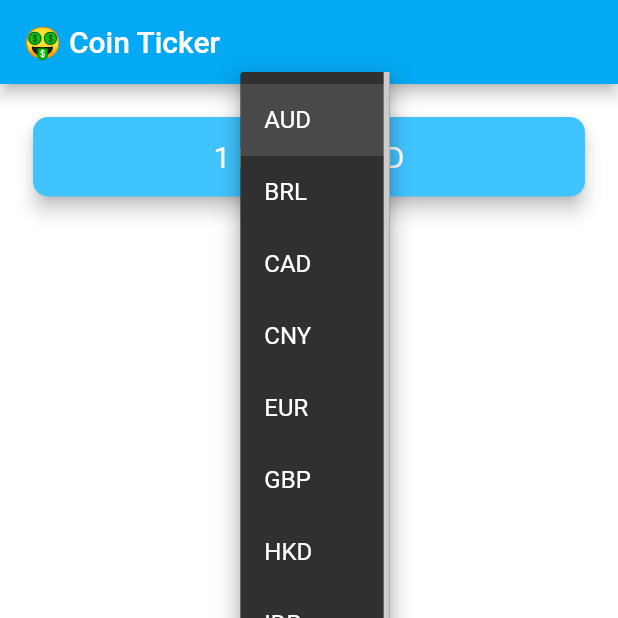
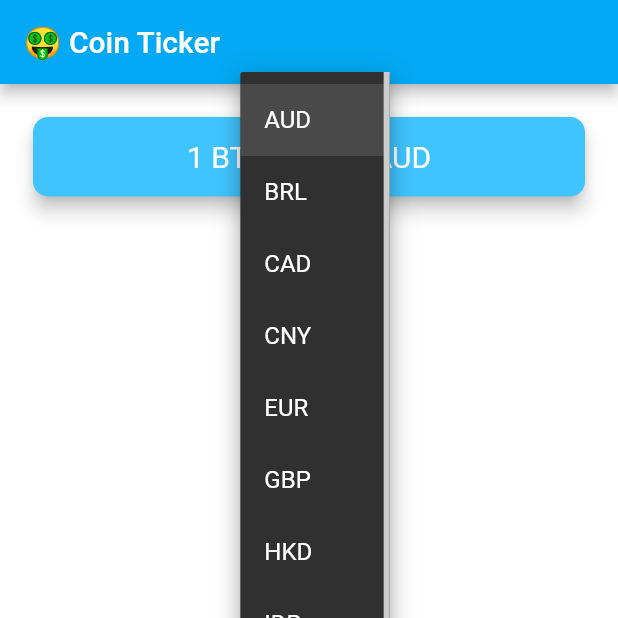
Before and after one commit to Oyekunle-Mark/rango_coin, a Flutter app: the screen it shows after launch, after a tap on "AUD", on a phone screen of 412 x 824 dp, the top half of it. Run offline on Flutter 3.47's test engine with Material 2 defaults, Android fonts, the phone set to English and light mode, and no system bars.

Commit message:
Extracted the crypto card

```diff
--- a/lib/price_screen.dart
+++ b/lib/price_screen.dart
@@ -94,27 +94,10 @@ class _PriceScreenState extends State<PriceScreen> {
         mainAxisAlignment: MainAxisAlignment.spaceBetween,
         crossAxisAlignment: CrossAxisAlignment.stretch,
         children: <Widget>[
-          Padding(
-            padding: EdgeInsets.fromLTRB(18.0, 18.0, 18.0, 0),
-            child: Card(
-              color: Colors.lightBlueAccent,
-              elevation: 5.0,
-              shape: RoundedRectangleBorder(
-                borderRadius: BorderRadius.circular(10.0),
-              ),
-              child: Padding(
-                padding: EdgeInsets.symmetric(vertical: 15.0, horizontal: 28.0),
-                child: Text(
-                  '1 BTC = ${_fetched ? _uSDRate.toInt() : '?'} $_selectedCurrency',
-                  textAlign: TextAlign.center,
-                  style: TextStyle(
-                    fontSize: 20.0,
-                    color: Colors.white,
-                  ),
-                ),
-              ),
-            ),
-          ),
+          CryptoCard(
+              fetched: _fetched,
+              uSDRate: _uSDRate,
+              selectedCurrency: _selectedCurrency),
           Container(
             height: 150.0,
             alignment: Alignment.center,
@@ -127,3 +110,40 @@ class _PriceScreenState extends State<PriceScreen> {
     );
   }
 }
+
+class CryptoCard extends StatelessWidget {
+  const CryptoCard({
+    @required this.fetched,
+    @required this.uSDRate,
+    @required this.selectedCurrency,
+  });
+
+  final bool fetched;
+  final double uSDRate;
+  final String selectedCurrency;
+
+  @override
+  Widget build(BuildContext context) {
+    return Padding(
+      padding: EdgeInsets.fromLTRB(18.0, 18.0, 18.0, 0),
+      child: Card(
+        color: Colors.lightBlueAccent,
+        elevation: 5.0,
+        shape: RoundedRectangleBorder(
+          borderRadius: BorderRadius.circular(10.0),
+        ),
+        child: Padding(
+          padding: EdgeInsets.symmetric(vertical: 15.0, horizontal: 28.0),
+          child: Text(
+            '1 BTC = ${fetched ? uSDRate.toInt() : '?'} $selectedCurrency',
+            textAlign: TextAlign.center,
+            style: TextStyle(
+              fontSize: 20.0,
+              color: Colors.white,
+            ),
+          ),
+        ),
+      ),
+    );
+  }
+}
--- a/lib/service/get_rate.dart
+++ b/lib/service/get_rate.dart
@@ -8,17 +8,17 @@ class GetRate {
   Future getCurrentRate({String crypto, String currency}) async {
     var url = '$baseURL/$crypto/$currency';
 
-    // Await the http get response, then decode the json-formatted response.
-    var response = await http.get(
-      url,
-      headers: {'X-CoinAPI-Key': apiKey},
-    );
-
-    if (response.statusCode == 200) {
-      var jsonResponse = convert.jsonDecode(response.body);
-      return jsonResponse['rate'];
-    } else {
-      print('Request failed with status: ${response.statusCode}.');
-    }
+//    var response = await http.get(
+//      url,
+//      headers: {'X-CoinAPI-Key': apiKey},
+//    );
+//
+//    if (response.statusCode == 200) {
+//      var jsonResponse = convert.jsonDecode(response.body);
+//      return jsonResponse['rate'];
+//    } else {
+//      print('Request failed with status: ${response.statusCode}.');
+//    }
+    return 2000.0;
   }
 }
```
